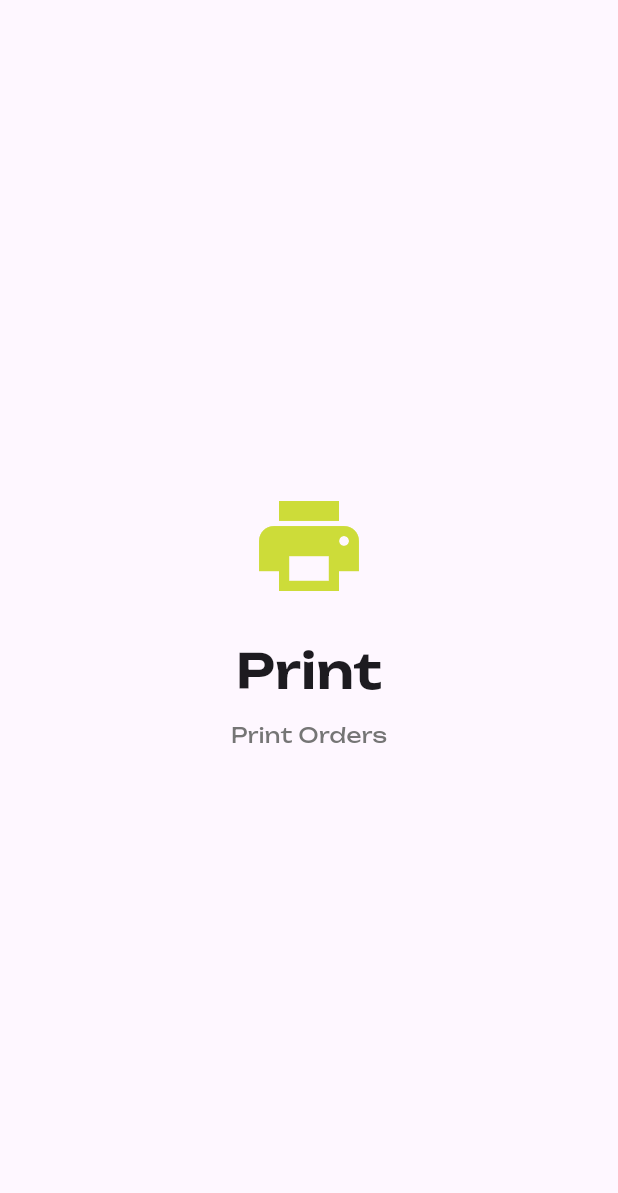
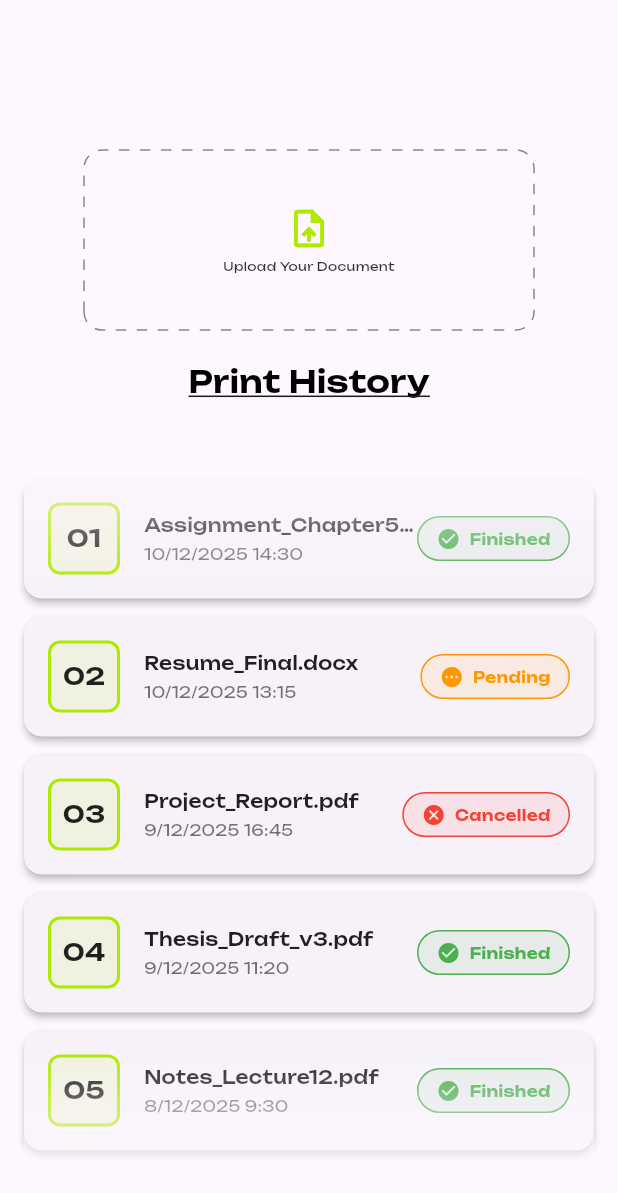
Before and after one commit to KNOWASJOHN/Catino, a Flutter app: the PrintPage screen opened directly, on a phone screen of 412 x 824 dp. Shown: the top 1193 px of the screen. Run offline on Flutter 3.47's test engine with Material 3 defaults, Android fonts, the phone set to English and light mode, and no system bars; drawn by our look-alikes of dotted_border; project files that could hold a hidden picture were left out.

Commit message:
print page changes

```diff
--- /dev/null
+++ b/lib/components/print_history.dart
@@ -0,0 +1,251 @@
+import 'package:flutter/material.dart';
+
+/// Enum for print job status - easy to extend with new statuses
+enum PrintStatus {
+  finished,
+  pending,
+  cancelled;
+
+  /// Get display text for the status
+  String get displayText {
+    switch (this) {
+      case PrintStatus.finished:
+        return 'Finished';
+      case PrintStatus.pending:
+        return 'Pending';
+      case PrintStatus.cancelled:
+        return 'Cancelled';
+    }
+  }
+
+  /// Get color for the status
+  Color get color {
+    switch (this) {
+      case PrintStatus.finished:
+        return Colors.green;
+      case PrintStatus.pending:
+        return Colors.orange;
+      case PrintStatus.cancelled:
+        return Colors.red;
+    }
+  }
+
+  /// Get icon for the status
+  IconData get icon {
+    switch (this) {
+      case PrintStatus.finished:
+        return Icons.check_circle;
+      case PrintStatus.pending:
+        return Icons.pending;
+      case PrintStatus.cancelled:
+        return Icons.cancel;
+    }
+  }
+}
+
+/// Model class for a print job - easy to modify and extend
+class PrintJob {
+  final String code; // 2-digit unique
+  final String fileName;
+  final DateTime dateTime;
+  final PrintStatus status;
+
+  const PrintJob({
+    required this.code,
+    required this.fileName,
+    required this.dateTime,
+    required this.status,
+  });
+
+  /// Format date and time for display
+  String get formattedDateTime {
+    return '${dateTime.day}/${dateTime.month}/${dateTime.year} ${dateTime.hour}:${dateTime.minute.toString().padLeft(2, '0')}';
+  }
+}
+
+/// Reusable Print History Widget
+class PrintHistory extends StatelessWidget {
+  final List<PrintJob> printJobs;
+  final Function(PrintJob)? onJobTap;
+
+  const PrintHistory({super.key, required this.printJobs, this.onJobTap});
+
+  @override
+  Widget build(BuildContext context) {
+    return Container(
+      padding: const EdgeInsets.fromLTRB(16, 20, 16, 16),
+      child: Column(
+        crossAxisAlignment: CrossAxisAlignment.center,
+        children: [
+          // Header
+          Text(
+            'Print History',
+            style: TextStyle(
+              fontFamily: 'Unbounded',
+              fontSize: 20,
+              fontWeight: FontWeight.w600,
+              color: Colors.black,
+              decoration: TextDecoration.underline
+            ),
+          ),
+          // List of print jobs
+          Expanded(
+            child: printJobs.isEmpty
+                ? _buildEmptyState()
+                : ShaderMask(
+                    shaderCallback: (Rect bounds) {
+                      return LinearGradient(
+                        begin: Alignment.topCenter,
+                        end: Alignment.bottomCenter,
+                        colors: [
+                          Colors.transparent,
+                          Colors.white,
+                          Colors.white,
+                          Colors.transparent,
+                        ],
+                        stops: [0.0, 0.23, 0.80, 1.0],
+                      ).createShader(bounds);
+                    },
+                    blendMode: BlendMode.dstIn,
+                    child: ListView.builder(
+                      padding: const EdgeInsets.only(top: 50),
+                      itemCount: printJobs.length,
+                      itemBuilder: (context, index) {
+                        return _buildPrintJobCard(printJobs[index]);
+                      },
+                    ),
+                  ),
+          ),
+        ],
+      ),
+    );
+  }
+
+  /// Build individual print job card - easy to customize appearance
+  Widget _buildPrintJobCard(PrintJob job) {
+    return Card(
+      margin: const EdgeInsets.only(bottom: 12),
+      elevation: 2,
+      shape: RoundedRectangleBorder(borderRadius: BorderRadius.circular(12)),
+      child: InkWell(
+        onTap: onJobTap != null ? () => onJobTap!(job) : null,
+        borderRadius: BorderRadius.circular(12),
+        child: Padding(
+          padding: const EdgeInsets.all(16),
+          child: Row(
+            children: [
+              // Code badge
+              _buildCodeBadge(job.code),
+              const SizedBox(width: 16),
+
+              // Job details
+              Expanded(
+                child: Column(
+                  crossAxisAlignment: CrossAxisAlignment.start,
+                  children: [
+                    Text(
+                      job.fileName,
+                      style: TextStyle(
+                        fontFamily: 'Unbounded',
+                        fontSize: 12,
+                        fontWeight: FontWeight.w500,
+                        color: Colors.black87,
+                      ),
+                      maxLines: 1,
+                      overflow: TextOverflow.ellipsis,
+                    ),
+                    const SizedBox(height: 4),
+                    Text(
+                      job.formattedDateTime,
+                      style: TextStyle(
+                        fontFamily: 'Unbounded',
+                        fontSize: 10,
+                        color: Colors.black54,
+                      ),
+                    ),
+                  ],
+                ),
+              ),
+
+              // Status indicator
+              _buildStatusChip(job.status),
+            ],
+          ),
+        ),
+      ),
+    );
+  }
+
+  /// Build code badge - easy to customize styling
+  Widget _buildCodeBadge(String code) {
+    return Container(
+      width: 48,
+      height: 48,
+      decoration: BoxDecoration(
+        color: Colors.limeAccent.shade700.withOpacity(0.1),
+        borderRadius: BorderRadius.circular(8),
+        border: Border.all(color: Colors.limeAccent.shade700, width: 2),
+      ),
+      child: Center(
+        child: Text(
+          code,
+          style: TextStyle(
+            fontFamily: 'Unbounded',
+            fontSize: 16,
+            fontWeight: FontWeight.w700,
+            color: Colors.black87,
+          ),
+        ),
+      ),
+    );
+  }
+
+  /// Build status chip - easy to customize colors and icons
+  Widget _buildStatusChip(PrintStatus status) {
+    return Container(
+      padding: const EdgeInsets.symmetric(horizontal: 12, vertical: 6),
+      decoration: BoxDecoration(
+        color: status.color.withOpacity(0.1),
+        borderRadius: BorderRadius.circular(20),
+        border: Border.all(color: status.color, width: 1),
+      ),
+      child: Row(
+        mainAxisSize: MainAxisSize.min,
+        children: [
+          Icon(status.icon, size: 16, color: status.color),
+          const SizedBox(width: 6),
+          Text(
+            status.displayText,
+            style: TextStyle(
+              fontFamily: 'Unbounded',
+              fontSize: 10,
+              fontWeight: FontWeight.w600,
+              color: status.color,
+            ),
+          ),
+        ],
+      ),
+    );
+  }
+
+  /// Build empty state when no print jobs exist
+  Widget _buildEmptyState() {
+    return Center(
+      child: Column(
+        mainAxisAlignment: MainAxisAlignment.center,
+        children: [
+          Icon(Icons.print_disabled, size: 64, color: Colors.grey.shade400),
+          const SizedBox(height: 16),
+          Text(
+            'No print history yet',
+            style: TextStyle(
+              fontFamily: 'Unbounded',
+              fontSize: 16,
+              color: Colors.grey.shade600,
+            ),
+          ),
+        ],
+      ),
+    );
+  }
+}
--- /dev/null
+++ b/lib/components/upload.dart
@@ -0,0 +1,49 @@
+import 'package:flutter/material.dart';
+import 'package:dotted_border/dotted_border.dart';
+
+class Upload extends StatelessWidget {
+  const Upload({super.key});
+
+  @override
+  Widget build(BuildContext context) {
+    return Container(
+      padding: const EdgeInsets.fromLTRB(0, 100, 0, 0),
+      alignment: Alignment.topCenter,
+      child: SizedBox(
+        width: 300,
+        height: 120,
+        child: DottedBorder(
+          color: Colors.black45,
+          strokeWidth: 1,
+          dashPattern: [7, 7],
+          borderType: BorderType.RRect,
+          radius: Radius.circular(12),
+
+          child: Center(
+              child: Column(
+                mainAxisAlignment: MainAxisAlignment.center,
+                children: [
+                  Icon(
+                    Icons.upload_file,
+                    size: 30,
+                    color: Colors.limeAccent.shade700,
+
+                  ),
+                  SizedBox(height: 4),
+                  Text(
+                    'Upload Your Document',
+                    style: TextStyle(
+                      fontFamily: 'Unbounded',
+                      fontWeight: FontWeight.w300,
+                      fontSize: 8,
+                      color: Colors.black.withOpacity(0.8),
+                    ),
+                  ),
+                ],
+              ),
+            ),
+          ),
+        ),
+    );
+  }
+}
--- a/lib/print.dart
+++ b/lib/print.dart
@@ -1,41 +1,60 @@
 import 'package:flutter/material.dart';
+import 'components/upload.dart';
+import 'components/print_history.dart';
 
 class PrintPage extends StatelessWidget {
   const PrintPage({super.key});
 
+  // Sample print jobs data - replace with real data from your backend/database
+  static final List<PrintJob> _sampleJobs = [
+    PrintJob(
+      code: '01',
+      fileName: 'Assignment_Chapter5.pdf',
+      dateTime: DateTime(2025, 12, 10, 14, 30),
+      status: PrintStatus.finished,
+    ),
+    PrintJob(
+      code: '02',
+      fileName: 'Resume_Final.docx',
+      dateTime: DateTime(2025, 12, 10, 13, 15),
+      status: PrintStatus.pending,
+    ),
+    PrintJob(
+      code: '03',
+      fileName: 'Project_Report.pdf',
+      dateTime: DateTime(2025, 12, 9, 16, 45),
+      status: PrintStatus.cancelled,
+    ),
+    PrintJob(
+      code: '04',
+      fileName: 'Thesis_Draft_v3.pdf',
+      dateTime: DateTime(2025, 12, 9, 11, 20),
+      status: PrintStatus.finished,
+    ),
+    PrintJob(
+      code: '05',
+      fileName: 'Notes_Lecture12.pdf',
+      dateTime: DateTime(2025, 12, 8, 9, 30),
+      status: PrintStatus.finished,
+    ),
+  ];
+
   @override
   Widget build(BuildContext context) {
     return Scaffold(
-      body: Center(
-        child: Column(
-          mainAxisAlignment: MainAxisAlignment.center,
-          children: [
-            Icon(
-              Icons.print,
-              size: 80,
-              color: Colors.lime.shade500,
+      body: Column(
+        children: [
+          const Upload(),
+          Expanded(
+            child: PrintHistory(
+              printJobs: _sampleJobs,
+              onJobTap: (job) {
+                // Handle when a print job is tapped
+                print('Tapped on job: ${job.code} - ${job.fileName}');
+              },
             ),
-            SizedBox(height: 20),
-            Text(
-              'Print',
-              style: TextStyle(
-                fontFamily: 'Unbounded',
-                fontSize: 32,
-                fontWeight: FontWeight.w600,
-              ),
-            ),
-            SizedBox(height: 10),
-            Text(
-              'Print Orders',
-              style: TextStyle(
-                fontFamily: 'Unbounded',
-                fontSize: 14,
-                fontWeight: FontWeight.w400,
-                color: Colors.grey.shade600,
-              ),
-            ),
-          ],
-        ),
+          ),
+        ],
       ),
     );
   }
--- a/pubspec.yaml
+++ b/pubspec.yaml
@@ -28,6 +28,7 @@ dependencies:
   cupertino_icons: ^1.0.8
   google_fonts: ^6.1.0
   vector_math: ^2.1.4
+  dotted_border: ^2.1.0
 
 dev_dependencies:
   flutter_test:
```
Also changed, not shown: pubspec.lock.
